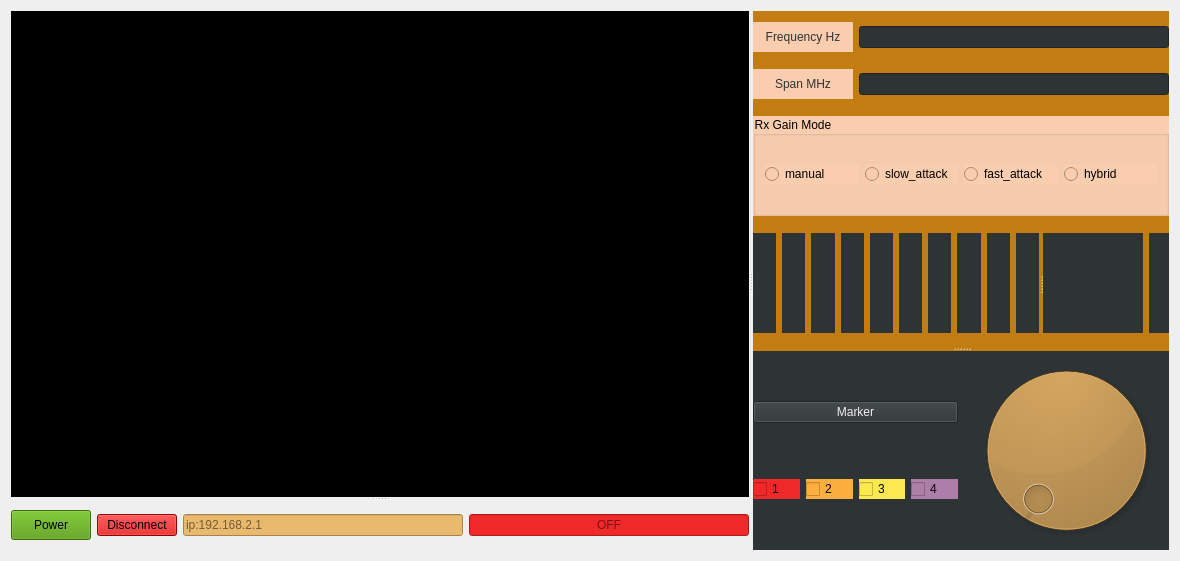
Old version of the form sources/forms/device_config.ui in the repository lone-boy/Spectrum.
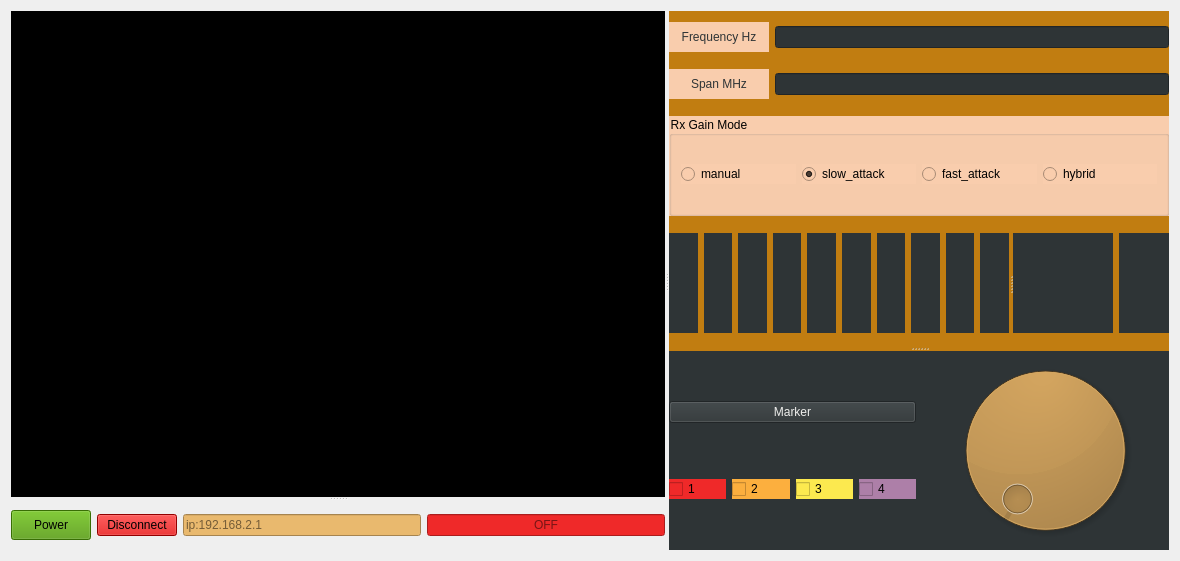
New version of the form. Custom widgets are drawn as their Qt base class.

Commit message: add scan width

What changed in the file:
```diff
--- a/sources/forms/device_config.ui
+++ b/sources/forms/device_config.ui
@@ -128,7 +128,7 @@
      <widget class="QWidget" name="widget_2" native="true">
       <property name="minimumSize">
        <size>
-        <width>400</width>
+        <width>500</width>
         <height>0</height>
        </size>
       </property>
@@ -260,6 +260,9 @@
                   <property name="text">
                    <string>slow_attack</string>
                   </property>
+                  <property name="checked">
+                   <bool>true</bool>
+                  </property>
                  </widget>
                 </item>
                 <item>
@@ -505,7 +508,7 @@
               <widget class="selectnumber" name="number_select_gain" native="true">
                <property name="minimumSize">
                 <size>
-                 <width>20</width>
+                 <width>50</width>
                  <height>30</height>
                 </size>
                </property>
```
The commit also changes 7 other files.
